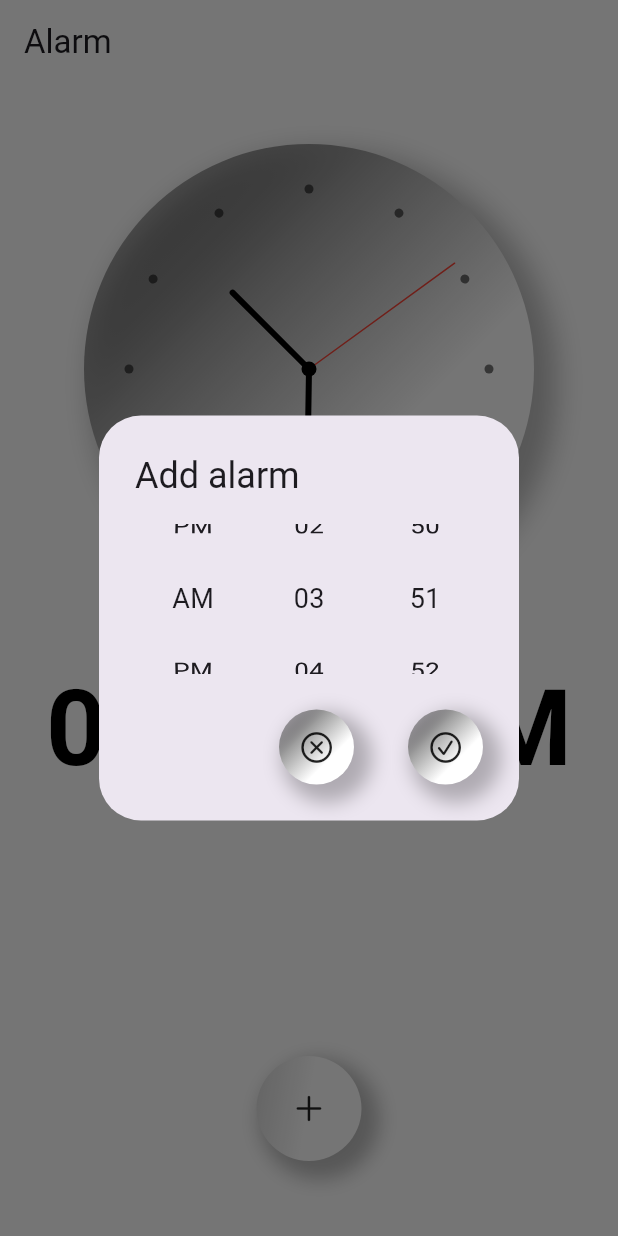
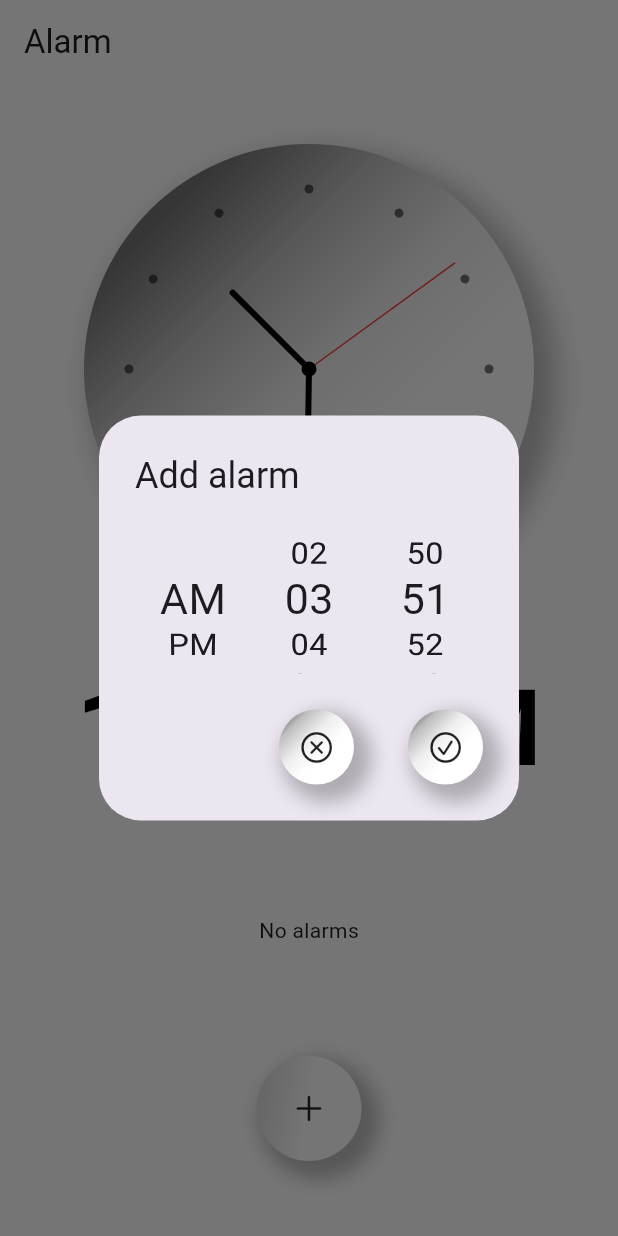
Before and after one commit to namansharma05/alarm-app, a Flutter app: the screen it shows after launch, after a tap on an icon or button, on a phone screen of 412 x 824 dp. Run offline on Flutter 3.47's test engine with Material 3 defaults, Android fonts, the phone set to English and light mode, and no system bars; our stand-ins replace flutter_bloc, get_it.

Commit message:
alarm set using bloc

```diff
--- /dev/null
+++ b/lib/data/repositories/alarm_repository_impl.dart
@@ -0,0 +1,34 @@
+import 'package:alarm_app/data/models/alarm_model.dart';
+import 'package:alarm_app/domain/entities/alarm_entity.dart';
+import 'package:alarm_app/domain/repositories/alarm_repository.dart';
+import 'package:flutter/services.dart';
+
+class AlarmRepositoryImpl implements AlarmRepository {
+  static const platform = MethodChannel("com.example/alarm-app");
+
+  final List<AlarmEntity> alarms = [];
+
+  setNewAlarm(AlarmModel? alarmEntity) async {
+    try {
+      final Map<String, dynamic> jsonAlarmData = alarmEntity!.toJson();
+      final result = await platform.invokeMethod('setAlarm', jsonAlarmData);
+      print(result);
+    } catch (e) {
+      print('Failed to set alarm: $e');
+    }
+  }
+
+  @override
+  Future<void> setAlarm(AlarmEntity? alarmEntity) async {
+    alarms.add(alarmEntity!);
+    final alarmModel = AlarmModel.fromAlarmEntity(alarmEntity!);
+    setNewAlarm(alarmModel);
+  }
+
+  @override
+  Future<List<AlarmEntity>> getAlarms() async {
+    // print("inside alarms repo impl");
+    // print(alarms.length);
+    return alarms;
+  }
+}
--- /dev/null
+++ b/lib/domain/entities/alarm_entity.dart
@@ -0,0 +1,8 @@
+class AlarmEntity {
+  final int? hour;
+  final int? minute;
+  final String? meridiem;
+  final bool? status;
+
+  AlarmEntity({this.hour, this.minute, this.meridiem, this.status});
+}
--- /dev/null
+++ b/lib/domain/repositories/alarm_repository.dart
@@ -0,0 +1,6 @@
+import 'package:alarm_app/domain/entities/alarm_entity.dart';
+
+abstract class AlarmRepository {
+  Future<void> setAlarm(AlarmEntity? alarmEntity);
+  Future<List<AlarmEntity>> getAlarms();
+}
--- /dev/null
+++ b/lib/domain/usecases/get_alarm.dart
@@ -0,0 +1,13 @@
+import 'package:alarm_app/domain/entities/alarm_entity.dart';
+import 'package:alarm_app/domain/repositories/alarm_repository.dart';
+
+class GetAlarm {
+  final AlarmRepository? alarmRepository;
+
+  GetAlarm({this.alarmRepository});
+
+  Future<List<AlarmEntity>> call() async {
+    // print("inside get alarm use case");
+    return alarmRepository!.getAlarms();
+  }
+}
--- /dev/null
+++ b/lib/domain/usecases/set_alarm.dart
@@ -0,0 +1,12 @@
+import 'package:alarm_app/domain/entities/alarm_entity.dart';
+import 'package:alarm_app/domain/repositories/alarm_repository.dart';
+
+class SetAlarm {
+  final AlarmRepository? alarmRepository;
+
+  SetAlarm({this.alarmRepository});
+
+  Future<void> call(AlarmEntity? alarmEntity) async {
+    await alarmRepository!.setAlarm(alarmEntity);
+  }
+}
--- /dev/null
+++ b/lib/injection_container.dart
@@ -0,0 +1,20 @@
+import 'package:alarm_app/data/repositories/alarm_repository_impl.dart';
+import 'package:alarm_app/domain/repositories/alarm_repository.dart';
+import 'package:alarm_app/domain/usecases/get_alarm.dart';
+import 'package:alarm_app/domain/usecases/set_alarm.dart';
+import 'package:alarm_app/presentation/bloc/alarm_bloc.dart';
+import 'package:get_it/get_it.dart';
+
+GetIt getIt = GetIt.instance;
+
+init() {
+  getIt.registerLazySingleton<AlarmRepository>(() => AlarmRepositoryImpl());
+
+  getIt.registerLazySingleton<SetAlarm>(
+      () => SetAlarm(alarmRepository: getIt()));
+  getIt.registerLazySingleton<GetAlarm>(
+      () => GetAlarm(alarmRepository: getIt()));
+
+  getIt
+      .registerSingleton(() => AlarmBloc(setAlarm: getIt(), getAlarm: getIt()));
+}
--- /dev/null
+++ b/lib/presentation/bloc/alarm_bloc.dart
@@ -0,0 +1,38 @@
+import 'dart:async';
+
+import 'package:alarm_app/domain/usecases/get_alarm.dart';
+import 'package:alarm_app/domain/usecases/set_alarm.dart';
+import 'package:alarm_app/presentation/bloc/alarm_event.dart';
+import 'package:alarm_app/presentation/bloc/alarm_state.dart';
+import 'package:flutter_bloc/flutter_bloc.dart';
+
+class AlarmBloc extends Bloc<AlarmEvent, AlarmState> {
+  final SetAlarm? setAlarm;
+  final GetAlarm? getAlarm;
+  AlarmBloc({this.getAlarm, this.setAlarm}) : super(AlarmLoadedState()) {
+    on<AlarmGetAlarmEvent>(alarmGetAlarmEvent);
+    on<AlarmSetAlarmEvent>(alarmSetAlarmEvent);
+  }
+  FutureOr<void> alarmGetAlarmEvent(
+      AlarmGetAlarmEvent event, Emitter<AlarmState> emit) async {
+    try {
+      // print("inside get alarm event");
+      emit(AlarmLoadingState());
+      final alarms = await getAlarm!.call();
+      // print(alarms.length);
+      // print(
+      //     "alarms ${alarms[0].hour}:${alarms[0].minute}  ${alarms[0].meridiem}");
+      emit(AlarmLoadedState(alarms: alarms));
+    } catch (error) {
+      emit(AlarmErrorState(error: error.toString()));
+    }
+  }
+
+  FutureOr<void> alarmSetAlarmEvent(
+      AlarmSetAlarmEvent event, Emitter<AlarmState> emit) {
+    emit(AlarmLoadingState());
+    setAlarm!.call(event.alarmEntity);
+    add(AlarmGetAlarmEvent());
+    emit(AlarmSetAlarmState());
+  }
+}
--- /dev/null
+++ b/lib/presentation/bloc/alarm_event.dart
@@ -0,0 +1,11 @@
+import 'package:alarm_app/domain/entities/alarm_entity.dart';
+
+class AlarmEvent {}
+
+class AlarmSetAlarmEvent extends AlarmEvent {
+  final AlarmEntity? alarmEntity;
+
+  AlarmSetAlarmEvent({this.alarmEntity});
+}
+
+class AlarmGetAlarmEvent extends AlarmEvent {}
--- /dev/null
+++ b/lib/presentation/bloc/alarm_state.dart
@@ -0,0 +1,19 @@
+import 'package:alarm_app/domain/entities/alarm_entity.dart';
+
+class AlarmState {}
+
+class AlarmLoadingState extends AlarmState {}
+
+class AlarmLoadedState extends AlarmState {
+  final List<AlarmEntity>? alarms;
+
+  AlarmLoadedState({this.alarms});
+}
+
+class AlarmErrorState extends AlarmState {
+  final String? error;
+
+  AlarmErrorState({this.error});
+}
+
+class AlarmSetAlarmState extends AlarmState {}
--- a/lib/presentation/pages/home_page.dart
+++ b/lib/presentation/pages/home_page.dart
@@ -1,8 +1,11 @@
+import 'package:alarm_app/presentation/bloc/alarm_bloc.dart';
+import 'package:alarm_app/presentation/bloc/alarm_state.dart';
 import 'package:alarm_app/presentation/widgets/bottom_bar.dart';
 import 'package:alarm_app/presentation/widgets/clock_body.dart';
 import 'package:alarm_app/presentation/widgets/digital_clock.dart';
 import 'package:flutter/cupertino.dart';
 import 'package:flutter/material.dart';
+import 'package:flutter_bloc/flutter_bloc.dart';
 
 class HomePage extends StatefulWidget {
   const HomePage({super.key});
@@ -29,6 +32,48 @@ class _HomePageState extends State<HomePage> {
             height: 30,
           ),
           DigitalClock(),
+          Expanded(
+            child: BlocBuilder<AlarmBloc, AlarmState>(
+              builder: (context, state) {
+                if (state is AlarmLoadingState) {
+                  return const Center(
+                    child: CupertinoActivityIndicator(),
+                  );
+                } else if (state is AlarmLoadedState) {
+                  final alarms = state.alarms; // Handle potential null case
+                  if (alarms == null || alarms.isEmpty) {
+                    return const Center(child: Text("No alarms"));
+                  }
+                  return ListView.builder(
+                    itemCount: state.alarms!.length,
+                    itemBuilder: (context, index) {
+                      final alarm = state.alarms![index];
+                      return ListTile(
+                        title: Text(
+                            "${alarm.hour}:${alarm.minute}  ${alarm.meridiem}"),
+                        trailing: CupertinoSwitch(
+                          value: alarm.status!,
+                          onChanged: (val) {
+                            // setState(() {
+                            //   value = val;
+                            // });
+                          },
+                        ),
+                      );
+                    },
+                  );
+                } else if (state is AlarmErrorState) {
+                  return Center(
+                    child: Text(state.error!),
+                  );
+                } else {
+                  return const Center(
+                    child: Text("No alarms"),
+                  );
+                }
+              },
+            ),
+          ),
           // Expanded(
           //   child: ListView.builder(
           //     itemCount: 4,
--- a/lib/presentation/widgets/bottom_bar.dart
+++ b/lib/presentation/widgets/bottom_bar.dart
@@ -1,5 +1,9 @@
+import 'package:alarm_app/domain/entities/alarm_entity.dart';
+import 'package:alarm_app/presentation/bloc/alarm_bloc.dart';
+import 'package:alarm_app/presentation/bloc/alarm_event.dart';
 import 'package:flutter/cupertino.dart';
 import 'package:flutter/material.dart';
+import 'package:flutter_bloc/flutter_bloc.dart';
 
 class BottomBar extends StatefulWidget {
   BottomBar({super.key});
@@ -10,7 +14,7 @@ class BottomBar extends StatefulWidget {
 
 class _BottomBarState extends State<BottomBar> {
   final List<String> meridiem = ["AM", "PM"];
-  final List<int> hour = [01, 02, 03, 04, 05, 06, 07, 08, 09, 10, 11, 12];
+  final List<int> hour = List.generate(12, (index) => index + 1);
   final List<int> minutes = List.generate(60, (index) => index + 1);
 
   final int middleIndex = 5000;
@@ -25,7 +29,8 @@ class _BottomBarState extends State<BottomBar> {
 
   @override
   void initState() {
-    meridiemController = FixedExtentScrollController(initialItem: middleIndex);
+    meridiemController =
+        FixedExtentScrollController(initialItem: selectedMeridiemIndex);
     hourController = FixedExtentScrollController(
         initialItem: middleIndex + selectedHourIndex);
     minuteController = FixedExtentScrollController(
@@ -38,7 +43,6 @@ class _BottomBarState extends State<BottomBar> {
     // print("selected meridiem index is $selectedMeridiemIndex");
     // print("selected hours index is $selectedHourIndex");
     // print("selected minutes index is $selectedMinuteIndex");
-
     return GestureDetector(
       onTap: () {
         // print("button clicked!!");
@@ -78,6 +82,7 @@ class _BottomBarState extends State<BottomBar> {
   }
 
   Future<void> _dialogBuilder(BuildContext context) {
+    final AlarmBloc alarmBloc = BlocProvider.of<AlarmBloc>(context);
     return showDialog<void>(
       context: context,
       builder: (BuildContext context) {
@@ -85,7 +90,7 @@ class _BottomBarState extends State<BottomBar> {
           title: const Text('Add alarm'),
           content: SizedBox(
             height: 100,
-            width: 200,
+            width: 150,
             child: Row(
               mainAxisAlignment: MainAxisAlignment.spaceEvenly,
               children: [
@@ -143,7 +148,9 @@ class _BottomBarState extends State<BottomBar> {
                     colors: [
                       Colors.white,
                       Colors.white,
-                      Colors.grey,
+                      Colors.white,
+                      Colors.grey.shade200,
+                      Colors.grey.shade400,
                       Colors.black12
                     ],
                     begin: Alignment.bottomRight,
@@ -165,7 +172,19 @@ class _BottomBarState extends State<BottomBar> {
               width: 20,
             ),
             GestureDetector(
-              onTap: () {},
+              onTap: () {
+                alarmBloc.add(
+                  AlarmSetAlarmEvent(
+                    alarmEntity: AlarmEntity(
+                      hour: hour[selectedHourIndex],
+                      meridiem: meridiem[selectedMeridiemIndex],
+                      minute: minutes[selectedMinuteIndex],
+                      status: true,
+                    ),
+                  ),
+                );
+                Navigator.pop(context);
+              },
               child: Container(
                 height: 50,
                 width: 50,
@@ -176,7 +195,9 @@ class _BottomBarState extends State<BottomBar> {
                     colors: [
                       Colors.white,
                       Colors.white,
-                      Colors.grey,
+                      Colors.white,
+                      Colors.grey.shade200,
+                      Colors.grey.shade400,
                       Colors.black12
                     ],
                     begin: Alignment.bottomRight,
@@ -205,18 +226,43 @@ class _BottomBarState extends State<BottomBar> {
     List<String> items,
     ValueChanged<int> onSelectedItemChanged,
   ) {
-    return ListWheelScrollView.useDelegate(
+    return items == meridiem
+        ? ListWheelScrollView.useDelegate(
             controller: controller,
             physics: const FixedExtentScrollPhysics(),
-      itemExtent: 50,
-      onSelectedItemChanged: onSelectedItemChanged, // Capture the current index
+            itemExtent: 30,
+            magnification: 1.3,
+            useMagnifier: true,
+            onSelectedItemChanged:
+                onSelectedItemChanged, // Capture the current index
+            childDelegate: ListWheelChildBuilderDelegate(
+              childCount: items.length,
+              builder: (context, index) {
+                return Center(
+                  child: Text(
+                    items[index],
+                    style: const TextStyle(fontSize: 22),
+                  ),
+                );
+              },
+            ),
+          )
+        : ListWheelScrollView.useDelegate(
+            controller: controller,
+            physics: const FixedExtentScrollPhysics(),
+            itemExtent: 30,
+            useMagnifier: true,
+            magnification: 1.3,
+            onSelectedItemChanged:
+                onSelectedItemChanged, // Capture the current index
             childDelegate: ListWheelChildBuilderDelegate(
               builder: (context, index) {
-          final loopedIndex = index % items.length; // Loop through the list
+                final loopedIndex =
+                    index % items.length; // Loop through the list
                 return Center(
                   child: Text(
                     items[loopedIndex],
-              style: const TextStyle(fontSize: 18),
+                    style: const TextStyle(fontSize: 22),
                   ),
                 );
               },
--- a/lib/presentation/widgets/clock_body.dart
+++ b/lib/presentation/widgets/clock_body.dart
@@ -17,7 +17,10 @@ class ClockBody extends StatelessWidget {
               colors: [
                 Colors.white,
                 Colors.white,
-                Colors.grey,
+                Colors.white,
+                Colors.grey.shade200,
+                Colors.grey.shade400,
+                Colors.grey.shade600,
                 Colors.black12,
               ],
               begin: Alignment.bottomRight,
--- a/lib/presentation/widgets/digital_clock.dart
+++ b/lib/presentation/widgets/digital_clock.dart
@@ -31,7 +31,11 @@ class _DigitalClockState extends State<DigitalClock> {
         mainAxisAlignment: MainAxisAlignment.center,
         children: [
           Text(
-            "0${dateTime.hour % 12}:",
+            dateTime.hour == 12
+                ? "${dateTime.hour}:"
+                : dateTime.hour % 12 < 10
+                    ? "0${dateTime.hour % 12}:"
+                    : "${dateTime.hour % 12}:",
             style: TextStyle(
                 color: Colors.black, fontWeight: FontWeight.bold, fontSize: 70),
           ),
--- a/pubspec.yaml
+++ b/pubspec.yaml
@@ -35,6 +35,8 @@ dependencies:
   # The following adds the Cupertino Icons font to your application.
   # Use with the CupertinoIcons class for iOS style icons.
   cupertino_icons: ^1.0.8
+  flutter_bloc: ^8.1.6
+  get_it: ^8.0.0
 
 dev_dependencies:
   flutter_test:
```
Also changed, not shown: lib/data/models/alarm_model.dart (added, +37 -0 lines), lib/main.dart (+18 -93 lines), pubspec.lock, 1 other file. Lines whose indentation alone changed are shown as unchanged.
